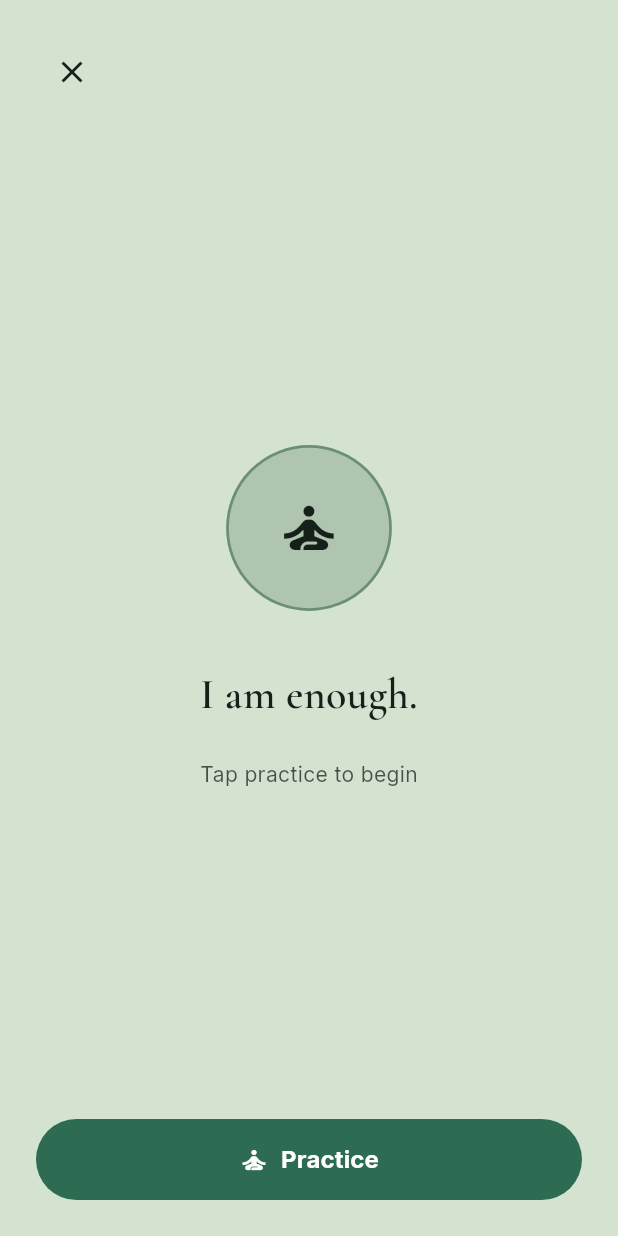
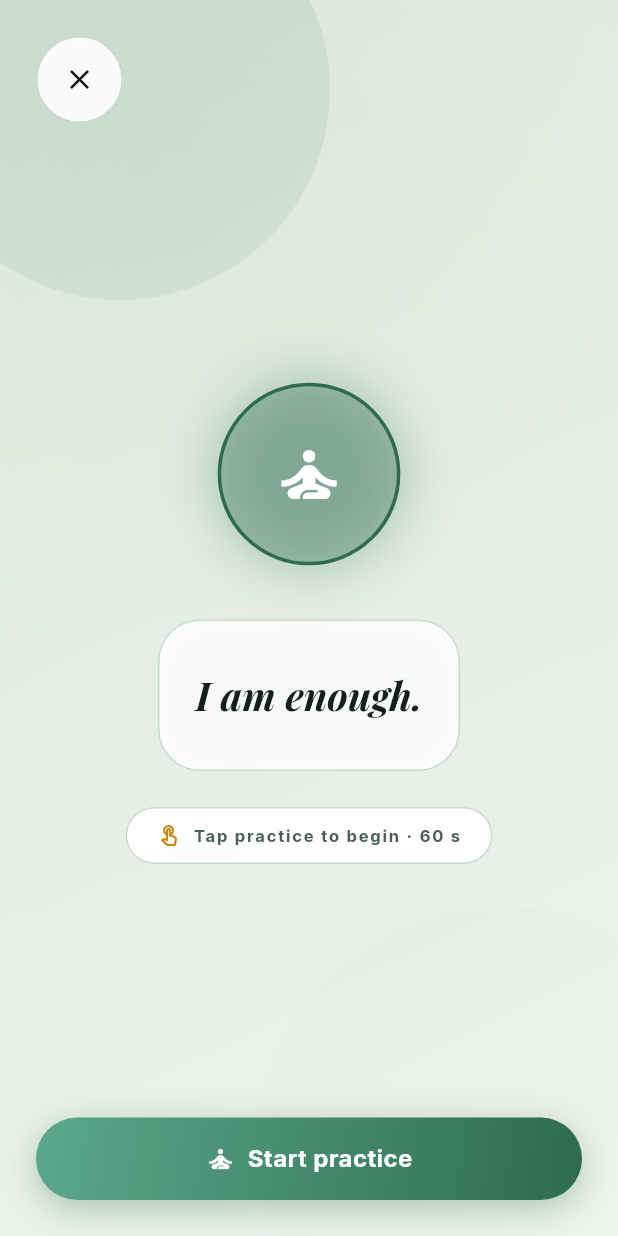
Before and after one commit to Qasim-afzaal/desk_wellness, a Flutter app: the PracticeScreen screen opened by its route, on a phone screen of 412 x 824 dp. Run offline on Flutter 3.47's test engine with Material 3 defaults, Android fonts, the phone set to English and light mode, and no system bars; our stand-ins replace cached_network_image, drift, fl_chart, flutter_animate, flutter_local_notifications, flutter_riverpod and 8 more; missing offline and left inert: gal, home_widget, watch_connectivity; accounts and stored records are empty; generated files the repository leaves out were written again.

Commit message:
feat(practice): revamp practice session with glass UI and breathing glow.
Co-authored-by: Cursor <cursoragent@cursor.com>

```diff
--- a/lib/features/practice/practice_screen.dart
+++ b/lib/features/practice/practice_screen.dart
@@ -1,12 +1,14 @@
 import 'dart:async';
 
+import 'package:desk_wellness/core/di/injection.dart';
 import 'package:desk_wellness/core/models/affirmation_template.dart';
+import 'package:desk_wellness/core/services/tts_service.dart';
 import 'package:desk_wellness/core/theme/app_theme.dart';
-import 'package:desk_wellness/core/widgets/kindled_widgets.dart';
+import 'package:desk_wellness/core/theme/celestial_theme.dart';
+import 'package:desk_wellness/core/widgets/celestial_widgets.dart';
 import 'package:desk_wellness/shared/providers/repository_providers.dart';
 import 'package:flutter/material.dart';
 import 'package:flutter_riverpod/flutter_riverpod.dart';
-import 'package:google_fonts/google_fonts.dart';
 
 class PracticeScreen extends ConsumerStatefulWidget {
   const PracticeScreen({super.key, required this.affirmation});
@@ -19,6 +21,7 @@ class PracticeScreen extends ConsumerStatefulWidget {
 
 class _PracticeScreenState extends ConsumerState<PracticeScreen> with SingleTickerProviderStateMixin {
   late final AnimationController _breathController;
+  late final TtsService _tts;
   Timer? _timer;
   int _secondsLeft = 60;
   bool _running = false;
@@ -26,6 +29,7 @@ class _PracticeScreenState extends ConsumerState<PracticeScreen> with SingleTick
   @override
   void initState() {
     super.initState();
+    _tts = getIt<TtsService>();
     _breathController = AnimationController(vsync: this, duration: const Duration(seconds: 4))..repeat(reverse: true);
   }
 
@@ -33,14 +37,14 @@ class _PracticeScreenState extends ConsumerState<PracticeScreen> with SingleTick
   void dispose() {
     _timer?.cancel();
     _breathController.dispose();
-    ref.read(ttsServiceProvider).stop();
+    _tts.stop();
     super.dispose();
   }
 
   void _togglePractice() {
     setState(() => _running = !_running);
     if (_running) {
-      ref.read(ttsServiceProvider).speak(widget.affirmation);
+      _tts.speak(widget.affirmation);
       _timer = Timer.periodic(const Duration(seconds: 1), (t) {
         if (_secondsLeft <= 1) {
           t.cancel();
@@ -48,92 +52,145 @@ class _PracticeScreenState extends ConsumerState<PracticeScreen> with SingleTick
             _running = false;
             _secondsLeft = 60;
           });
-          ref.read(ttsServiceProvider).stop();
+          _tts.stop();
         } else {
           setState(() => _secondsLeft--);
         }
       });
     } else {
       _timer?.cancel();
-      ref.read(ttsServiceProvider).stop();
+      _tts.stop();
     }
   }
 
   @override
   Widget build(BuildContext context) {
     final c = context.colors;
+    final brightness = Theme.of(context).brightness;
     final themeAsync = ref.watch(selectedThemeIdProvider);
 
     return themeAsync.when(
       data: (themeId) {
         final template = AffirmationTemplates.byId(themeId) ?? AffirmationTemplates.all.first;
-        final onDark = template.background.computeLuminance() < 0.45;
-        final textColor = onDark ? Colors.white : c.textPrimary;
 
-        return Scaffold(
-          backgroundColor: template.background,
-          body: SafeArea(
+        return CelestialScaffold(
+          body: Stack(
+            fit: StackFit.expand,
+            children: [
+              // Theme color wash over sage backdrop
+              DecoratedBox(
+                decoration: BoxDecoration(
+                  gradient: LinearGradient(
+                    begin: Alignment.topLeft,
+                    end: Alignment.bottomRight,
+                    colors: [
+                      template.background.withValues(alpha: 0.55),
+                      CelestialPalette.background(brightness).withValues(alpha: 0.9),
+                    ],
+                  ),
+                ),
+              ),
+              SafeArea(
                 child: Padding(
                   padding: const EdgeInsets.all(AppSpacing.lg),
                   child: Column(
                     children: [
                       Align(
                         alignment: Alignment.centerLeft,
+                        child: GlassPanel(
+                          radius: AppRadius.pill,
+                          padding: const EdgeInsets.all(4),
                           child: IconButton(
-                      icon: Icon(Icons.close, color: textColor),
+                            icon: Icon(Icons.close, color: c.textPrimary, size: 22),
                             onPressed: () => Navigator.of(context).pop(),
+                          ),
                         ),
                       ),
                       const Spacer(),
                       AnimatedBuilder(
                         animation: _breathController,
                         builder: (context, child) {
-                      final scale = 0.85 + (_breathController.value * 0.15);
+                          final scale = 0.88 + (_breathController.value * 0.12);
+                          final glow = 0.2 + (_breathController.value * 0.25);
                           return Transform.scale(
                             scale: scale,
                             child: Container(
-                          width: 120,
-                          height: 120,
+                              width: 130,
+                              height: 130,
                               decoration: BoxDecoration(
                                 shape: BoxShape.circle,
-                            color: template.accent.withValues(alpha: 0.35),
-                            border: Border.all(color: template.accent, width: 2),
+                                color: c.buttonPrimary.withValues(alpha: glow),
+                                border: Border.all(color: c.buttonPrimary, width: 2.5),
+                                boxShadow: [
+                                  BoxShadow(
+                                    color: c.buttonPrimary.withValues(alpha: glow),
+                                    blurRadius: 32,
+                                    spreadRadius: 4,
                                   ),
-                          child: Icon(Icons.self_improvement, color: textColor, size: 48),
+                                ],
+                              ),
+                              child: Icon(Icons.self_improvement, color: c.onPrimary, size: 52),
                             ),
                           );
                         },
                       ),
                       const SizedBox(height: AppSpacing.xl),
-                  Text(
+                      GlassPanel(
+                        radius: AppRadius.xl,
+                        glow: true,
+                        padding: const EdgeInsets.symmetric(horizontal: AppSpacing.lg, vertical: AppSpacing.xl),
+                        child: Text(
                           widget.affirmation,
                           textAlign: TextAlign.center,
-                    style: GoogleFonts.cormorantGaramond(
-                      fontSize: 28,
-                      fontWeight: FontWeight.w600,
-                      height: 1.35,
-                      color: textColor,
+                          style: CelestialTypography.displayAffirmation(
+                            color: c.textPrimary,
+                            brightness: brightness,
+                          ).copyWith(fontSize: 26),
                         ),
                       ),
                       const SizedBox(height: AppSpacing.lg),
+                      GlassPanel(
+                        radius: AppRadius.pill,
+                        padding: const EdgeInsets.symmetric(horizontal: 20, vertical: 10),
+                        child: Row(
+                          mainAxisSize: MainAxisSize.min,
+                          children: [
+                            Icon(
+                              _running ? Icons.timer_outlined : Icons.touch_app_outlined,
+                              size: 16,
+                              color: CelestialPalette.tertiary(brightness),
+                            ),
+                            const SizedBox(width: 8),
                             Text(
-                    _running ? 'Breathe with your affirmation · $_secondsLeft s' : 'Tap practice to begin',
-                    style: TextStyle(color: textColor.withValues(alpha: 0.75)),
+                              _running
+                                  ? 'Breathe with your affirmation · $_secondsLeft s'
+                                  : 'Tap practice to begin · 60 s',
+                              style: CelestialTypography.labelCaps(
+                                color: c.textSecondary,
+                                brightness: brightness,
+                              ),
+                            ),
+                          ],
+                        ),
                       ),
                       const Spacer(),
-                  KindledPrimaryButton(
-                    label: _running ? 'Pause practice' : 'Practice',
-                    icon: Icons.self_improvement_outlined,
+                      CelestialPrimaryButton(
+                        label: _running ? 'Pause practice' : 'Start practice',
+                        icon: _running ? Icons.pause_rounded : Icons.self_improvement_outlined,
                         onPressed: _togglePractice,
                       ),
                     ],
                   ),
                 ),
               ),
+            ],
+          ),
         );
       },
-      loading: () => const Scaffold(body: Center(child: CircularProgressIndicator())),
-      error: (_, __) => const Scaffold(body: Center(child: Text('Could not load theme'))),
+      loading: () => CelestialScaffold(body: const Center(child: CircularProgressIndicator())),
+      error: (_, __) => CelestialScaffold(
+        body: Center(child: Text('Could not load theme', style: CelestialTypography.bodyMd())),
+      ),
     );
   }
 }
```
Lines whose indentation alone changed are shown as unchanged.
